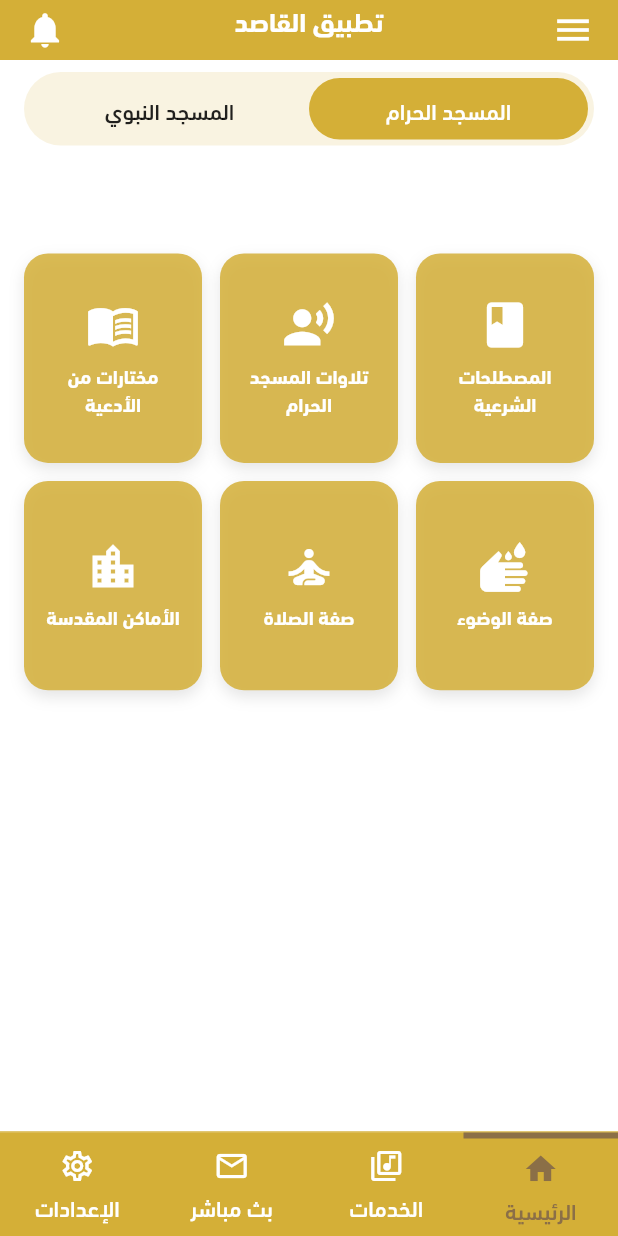
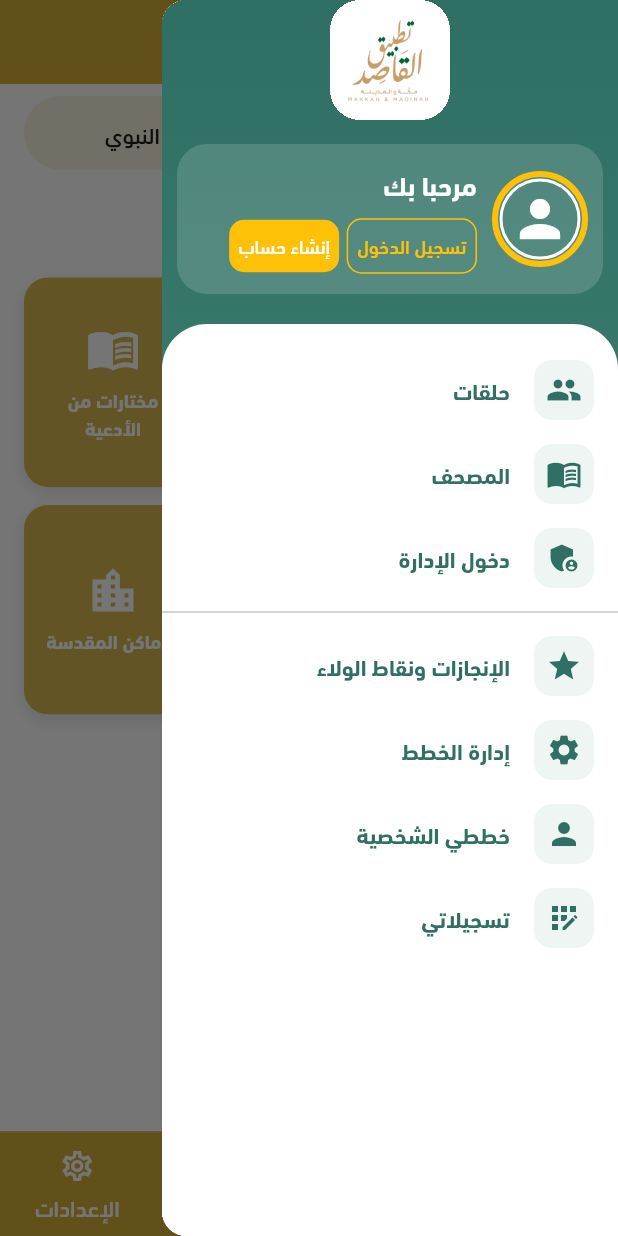
Before and after one commit to HajjiAnwer/Qasid-app, a Flutter app: the screen it shows after launch, with the side drawer open (before the commit the screen has no drawer), on a phone screen of 412 x 824 dp. Run offline on Flutter 3.47's test engine with Material 3 defaults, Android fonts, the phone set to English and light mode, and no system bars; our stand-ins replace hijri, hive, hive_flutter, shared_preferences, webview_flutter; accounts and stored records are empty; network calls fail.

Commit message:
implement side menu

```diff
--- /dev/null
+++ b/lib/features/Tools/CustomAppBar.dart
@@ -0,0 +1,45 @@
+import 'package:flutter/material.dart';
+
+class CustomAppBar extends StatelessWidget implements PreferredSizeWidget {
+  final String title;
+  final Widget? leading;
+  final List<Widget>? actions;
+  final Color backgroundColor;
+  final bool centerTitle;
+
+  const CustomAppBar({
+    Key? key,
+    required this.title,
+    this.leading,
+    this.actions,
+    this.backgroundColor = Colors.blue,
+    this.centerTitle = true,
+  }) : super(key: key);
+
+  @override
+  Widget build(BuildContext context) {
+    // RTL support: AppBar automatically handles leading/actions order
+    final isRtl = Directionality.of(context) == TextDirection.rtl;
+
+    return AppBar(
+      backgroundColor: backgroundColor,
+      elevation: 0,
+      centerTitle: centerTitle,
+      leading: leading,
+      title: Text(
+        title,
+        style: const TextStyle(
+          color: Colors.white,
+          fontSize: 20,
+          fontWeight: FontWeight.w700,
+          fontFamily: 'DINNextLTArabic', // make sure font is loaded
+        ),
+      ),
+      actions: actions,
+      automaticallyImplyLeading: false, // we control leading manually
+    );
+  }
+
+  @override
+  Size get preferredSize => const Size.fromHeight(kToolbarHeight);
+}
--- /dev/null
+++ b/lib/features/Tools/CustomDrawer.dart
@@ -0,0 +1,202 @@
+import 'package:flutter/material.dart';
+
+class CustomDrawer extends StatelessWidget {
+  const CustomDrawer({Key? key}) : super(key: key);
+
+  @override
+  Widget build(BuildContext context) {
+    return Drawer(
+      child: Directionality(
+        textDirection: TextDirection.rtl,
+        child: Container(
+          decoration: const BoxDecoration(
+            gradient: LinearGradient(
+              begin: Alignment.topCenter,
+              end: Alignment.bottomCenter,
+              colors: [
+                Color(0xFF2F6F64),
+                Color(0xFF4E8B7A),
+              ],
+            ),
+          ),
+          child: SafeArea(
+            child: Column(
+              children: [
+                _buildHeader(),
+                const SizedBox(height: 20),
+                _buildMenu(),
+              ],
+            ),
+          ),
+        ),
+      ),
+    );
+  }
+
+  // ================= HEADER =================
+  Widget _buildHeader() {
+    return Column(
+      children: [
+        // App logo
+        Center(
+          child: Container(
+            height: 80,
+            width: 80, // optional
+            decoration: BoxDecoration(
+              color: Colors.white.withOpacity(0.15),
+              borderRadius: BorderRadius.circular(20),
+            ),
+            clipBehavior: Clip.hardEdge,
+            child: Image.asset(
+              'assets/images/log_white_bg.png',
+              fit: BoxFit.cover,
+            ),
+          ),
+        ),
+        const SizedBox(height: 16),
+        // Welcome card
+        Container(
+          height: 100,
+          margin: const EdgeInsets.symmetric(horizontal: 10),
+          padding: const EdgeInsets.symmetric(horizontal: 10),
+          decoration: BoxDecoration(
+            color: Colors.white.withOpacity(0.15),
+            borderRadius: BorderRadius.circular(20),
+          ),
+          child: Row(
+            crossAxisAlignment: CrossAxisAlignment.center,
+            children: [
+              // AVATAR (auto RTL/LTR)
+              Container(
+                width: 64, // 56 + 2*5 for outer border
+                height: 64,
+                decoration: BoxDecoration(
+                  shape: BoxShape.circle,
+                  color: Colors.transparent,
+                  border: Border.all(color: Colors.amber, width: 4), // 🔹 outer border (main color)
+                ),
+                child: Center(
+                  child: Container(
+                    width: 54, // inner circle
+                    height: 54,
+                    decoration: BoxDecoration(
+                      shape: BoxShape.circle,
+                      border: Border.all(color: Colors.white, width: 2), // 🔹 inner white border
+                    ),
+                    child: const Icon(Icons.person, color: Colors.white, size: 40),
+                  ),
+                ),
+              ),
+              // Spacer
+              const SizedBox(width: 10),
+              // RIGHT-ALIGNED CONTENT
+              Expanded(
+                child: Column(
+                  mainAxisAlignment: MainAxisAlignment.center,
+                  crossAxisAlignment: CrossAxisAlignment.start,
+                  children: [
+                    const Text(
+                      'مرحبا بك',
+                      style: TextStyle(
+                        color: Colors.white,
+                        fontSize: 18,
+                        fontWeight: FontWeight.w700,
+                        fontFamily: 'DINNextLTArabic',
+                      ),
+                    ),
+                    const SizedBox(height: 10),
+                    Row(
+                      mainAxisSize: MainAxisSize.min, // wrap buttons tightly
+                      children: [
+                        _actionButton(
+                          text: 'تسجيل الدخول',
+                          filled: false,
+                        ),
+                        const SizedBox(width: 5),
+                        _actionButton(
+                          text: 'إنشاء حساب',
+                          filled: true,
+                        ),
+                      ],
+                    ),
+                  ],
+                ),
+              ),
+            ],
+          ),
+        )
+
+      ],
+    );
+  }
+
+  Widget _actionButton({required String text, required bool filled}) {
+    return Container(
+      padding: const EdgeInsets.symmetric(horizontal: 6, vertical: 8),
+      decoration: BoxDecoration(
+        color: filled ? Colors.amber : Colors.transparent,
+        borderRadius: BorderRadius.circular(10),
+        border: filled ? null : Border.all(color: Colors.amber),
+      ),
+      child: Text(
+        text,
+        style: TextStyle(
+          color: filled ? Colors.white : Colors.amber,
+          fontSize: 13,
+          fontWeight: FontWeight.w500,
+          fontFamily: 'DINNextLTArabic',
+        ),
+      ),
+    );
+  }
+
+  // ================= MENU =================
+  Widget _buildMenu() {
+    return Expanded(
+      child: Container(
+        width: double.infinity,
+        padding: const EdgeInsets.symmetric(vertical: 16),
+        decoration: const BoxDecoration(
+          color: Colors.white,
+          borderRadius: BorderRadius.vertical(top: Radius.circular(30)),
+        ),
+        child: ListView(
+          children: [
+            _menuItem(Icons.group, 'حلقات'),
+            _menuItem(Icons.menu_book, 'المصحف'),
+            _menuItem(Icons.admin_panel_settings, 'دخول الإدارة'),
+            const Divider(),
+            _menuItem(Icons.star, 'الإنجازات ونقاط الولاء'),
+            _menuItem(Icons.settings, 'إدارة الخطط'),
+            _menuItem(Icons.person, 'خططي الشخصية'),
+            _menuItem(Icons.app_registration, 'تسجيلاتي'),
+          ],
+        ),
+      ),
+    );
+  }
+
+  Widget _menuItem(IconData icon, String title) {
+    return ListTile(
+      leading: Container(
+        width: 40,
+        height: 40,
+        decoration: BoxDecoration(
+          color: const Color(0xFFEFF5F3),
+          borderRadius: BorderRadius.circular(12),
+        ),
+        child: Icon(icon, color: const Color(0xFF2F6F64)),
+      ),
+      title: Text(
+        title,
+        style: const TextStyle(
+          fontSize: 15,
+          fontWeight: FontWeight.w700,
+          fontFamily: 'DINNextLTArabic',
+          color: Color(0xFF2F6F64),
+        ),
+      ),
+      onTap: () {},
+    );
+  }
+}
--- a/lib/features/home/home_page.dart
+++ b/lib/features/home/home_page.dart
@@ -49,7 +49,6 @@ class _HomePageState extends State<HomePage> {
         date: today,
       );
 
-      // Use tomorrow if no upcoming prayers today
       if (!_hasUpcomingPrayer(prayers)) {
         final tomorrow = today.add(const Duration(days: 1));
         prayers = await _api.getPrayerTimes(
@@ -133,8 +132,6 @@ class _HomePageState extends State<HomePage> {
   @override
   Widget build(BuildContext context) {
     final active = _getActivePrayer();
-    print("active $active.toJson()");
-    print("active1 $active");
     final start = active?.localDateTime;
     final diff = start == null
         ? Duration.zero
@@ -147,11 +144,10 @@ class _HomePageState extends State<HomePage> {
 
     final progress = _getProgress(active);
 
-    return Scaffold(
-      backgroundColor: Colors.white,
-      body: Column(
+    return Container(
+      color: Colors.white, // set the background to white
+      child: Column(
         children: [
-          TopNavBar(primaryColor: widget.primaryColor),
           Expanded(
             child: SafeArea(
               top: false,
@@ -254,11 +250,8 @@ class _HomePageState extends State<HomePage> {
     String? muezzin,
     required double progress,
   }) {
-    // Ensure non-null strings to avoid errors
     final imamText = imam ?? '';
     final muezzinText = muezzin ?? '';
-    print("imam $imam");
-    print("muezzin $muezzin");
 
     return Column(
       children: [
@@ -269,8 +262,6 @@ class _HomePageState extends State<HomePage> {
           progress: progress,
         ),
         const SizedBox(height: 24),
-
-        // Always display the container
         Container(
           padding: const EdgeInsets.symmetric(horizontal: 16, vertical: 12),
           decoration: BoxDecoration(
@@ -279,20 +270,16 @@ class _HomePageState extends State<HomePage> {
           ),
           child: Column(
             children: [
-              // Show Imam row — empty if no data
               _buildDetailRow(
                 icon: Icons.person,
                 label: context.l10n.imam,
-                value: imamText.isNotEmpty ? imamText : '-', // show placeholder
+                value: imamText.isNotEmpty ? imamText : '-',
               ),
-
               const SizedBox(height: 8),
-
-              // Show Muezzin row — empty if no data
               _buildDetailRow(
                 icon: Icons.mic,
                 label: context.l10n.muezzin,
-                value: muezzinText.isNotEmpty ? muezzinText : '-', // show placeholder
+                value: muezzinText.isNotEmpty ? muezzinText : '-',
               ),
             ],
           ),
@@ -300,7 +287,6 @@ class _HomePageState extends State<HomePage> {
       ],
     );
   }
-
 
   Widget _buildDetailRow({
     required IconData icon,
@@ -311,9 +297,27 @@ class _HomePageState extends State<HomePage> {
         children: [
           Icon(icon, color: widget.primaryColor, size: 20),
           const SizedBox(width: 10),
-          Text('$label:', style: TextStyle(color: widget.primaryColor, fontSize: 18, fontWeight: FontWeight.w500, fontFamily: 'DINNextLTArabic',)),
+          Text(
+            '$label:',
+            style: TextStyle(
+              color: widget.primaryColor,
+              fontSize: 18,
+              fontWeight: FontWeight.w500,
+              fontFamily: 'DINNextLTArabic',
+            ),
+          ),
           const SizedBox(width: 6),
-          Expanded(child: Text(value, style: const TextStyle(color: Colors.black87, fontSize: 18, fontWeight: FontWeight.w700, fontFamily: 'DINNextLTArabic',))),
+          Expanded(
+            child: Text(
+              value,
+              style: const TextStyle(
+                color: Colors.black87,
+                fontSize: 18,
+                fontWeight: FontWeight.w700,
+                fontFamily: 'DINNextLTArabic',
+              ),
+            ),
+          ),
         ],
       );
 }
--- a/lib/widgets/app_scaffold.dart
+++ b/lib/widgets/app_scaffold.dart
@@ -1,14 +1,10 @@
-import 'dart:io';
-
 import 'package:flutter/material.dart';
-import 'package:url_launcher/url_launcher.dart';
-
 import '../features/home/home_page.dart';
 import '../features/settings/settings_page.dart';
-import '../features/web_page/fatiha_web_page.dart';
 import '../features/web_page/web_page.dart';
 import '../l10n/app_localizations.dart';
-import '../routes.dart';
+import '../features/Tools/customAppBar.dart';
+import '../features/Tools/customDrawer.dart';
 
 class AppScaffold extends StatefulWidget {
   const AppScaffold({super.key});
@@ -18,13 +14,14 @@ class AppScaffold extends StatefulWidget {
 }
 
 class _AppScaffoldState extends State<AppScaffold> {
+  final GlobalKey<ScaffoldState> _scaffoldKey = GlobalKey<ScaffoldState>();
   int _selectedIndex = 0;
   String _mosque = 'mecca';
 
   Color get primaryColor {
     return _mosque == 'mecca'
-        ? const Color(0xFFD4AF37) // ذهبي المسجد الحرام
-        : const Color(0xFF0C6B43); // أخضر المسجد النبوي
+        ? const Color(0xFFD4AF37) // Gold
+        : const Color(0xFF0C6B43); // Green
   }
 
   @override
@@ -32,42 +29,42 @@ class _AppScaffoldState extends State<AppScaffold> {
     final l10n = context.l10n;
 
     final pages = [
-      /// الرئيسية
       HomePage(
-        // key: ValueKey(_mosque),
         mosque: _mosque,
         primaryColor: primaryColor,
-        onMosqueChanged: (value) {
-          setState(() => _mosque = value);
-        },
+        onMosqueChanged: (value) => setState(() => _mosque = value),
       ),
-
-      /// الخدمات
       WebPage(
         title: l10n.services,
         url: 'https://maqraa.prh.gov.sa/${Localizations.localeOf(context).languageCode}',
         primaryColor: primaryColor,
       ),
-
-      /// بث مباشر
       WebPage(
         title: l10n.liveStream,
         url: 'https://risala.prh.gov.sa/${Localizations.localeOf(context).languageCode}',
         primaryColor: primaryColor,
       ),
-
-      /// الإعدادات
       SettingsPage(
         mosque: _mosque,
         primaryColor: primaryColor,
-        onMosqueChanged: (value) {
-          setState(() => _mosque = value);
-        },
+        onMosqueChanged: (value) => setState(() => _mosque = value),
       ),
     ];
 
     return Scaffold(
+      key: _scaffoldKey,
       backgroundColor: primaryColor,
+      drawer: CustomDrawer(),
+      appBar: CustomAppBar(
+        title: l10n.titleApp,
+        leading: IconButton(
+          icon: const Icon(Icons.menu, color: Colors.white),
+          onPressed: () {
+            _scaffoldKey.currentState?.openDrawer();
+          },
+        ),
+        backgroundColor: primaryColor,
+      ),
       body: IndexedStack(
         index: _selectedIndex,
         children: pages,
@@ -87,36 +84,28 @@ class _AppScaffoldState extends State<AppScaffold> {
                 icon: Icons.home_outlined,
                 selectedIcon: Icons.home,
                 label: l10n.home,
-                onTap: () async {
-                  setState(() => _selectedIndex = 0);
-                },
+                onTap: () => setState(() => _selectedIndex = 0),
               ),
               _buildBottomNavItem(
                 index: 1,
                 icon: Icons.library_music_outlined,
                 selectedIcon: Icons.library_music,
                 label: l10n.services,
-                onTap: () async {
-                  setState(() => _selectedIndex = 1);
-                },
+                onTap: () => setState(() => _selectedIndex = 1),
               ),
               _buildBottomNavItem(
                 index: 2,
                 icon: Icons.mail_outline,
                 selectedIcon: Icons.mail,
                 label: l10n.liveStream,
-                onTap: () async {
-                  setState(() => _selectedIndex = 2);
-                },
+                onTap: () => setState(() => _selectedIndex = 2),
               ),
               _buildBottomNavItem(
                 index: 3,
                 icon: Icons.settings_outlined,
                 selectedIcon: Icons.settings,
                 label: l10n.settings,
-                onTap: () async {
-                  setState(() => _selectedIndex = 3);
-                },
+                onTap: () => setState(() => _selectedIndex = 3),
               ),
             ],
           ),
@@ -135,7 +124,6 @@ class _AppScaffoldState extends State<AppScaffold> {
     final isSelected = _selectedIndex == index;
     final brownColor = const Color(0xFF8B6F47);
 
-    // Base text style for bottom nav labels
     final baseTextStyle = const TextStyle(
       color: Colors.white,
       fontSize: 15,
@@ -149,9 +137,7 @@ class _AppScaffoldState extends State<AppScaffold> {
         child: Container(
           decoration: BoxDecoration(
             border: isSelected
-                ? Border(
-              top: BorderSide(color: brownColor, width: 4),
-            )
+                ? Border(top: BorderSide(color: brownColor, width: 4))
                 : null,
           ),
           padding: const EdgeInsets.symmetric(vertical: 8),
```
